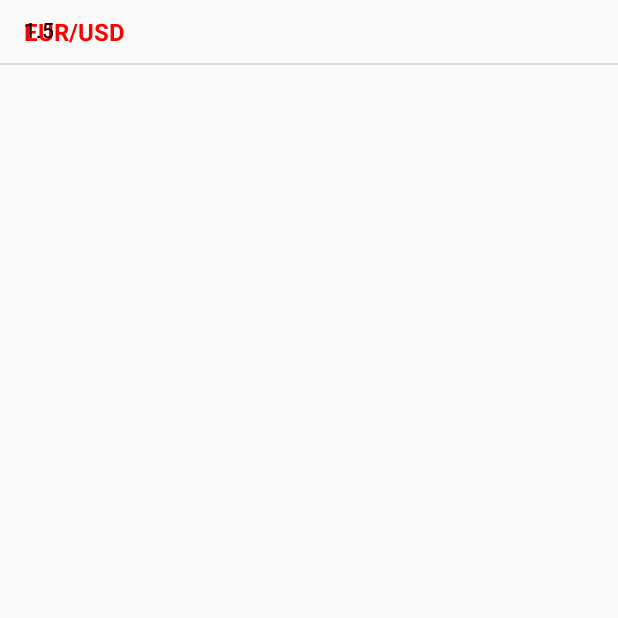
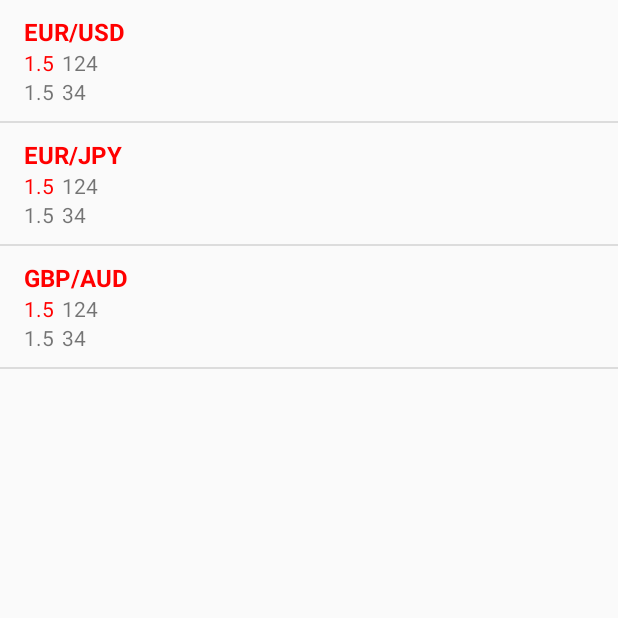
Before and after one commit to Flavio501/QuoteNote3, an Android app: the Main2Activity screen opened directly, with no data from a screen before it, on a phone screen of 412 x 824 dp, the top half of it. Run offline under Robolectric (Android 15) with nearby library versions, the phone set to English and light mode, and no system bars.

Commit message:
Corrigiendo al pinche chancho (otra vez)

```diff
--- a/app/src/main/java/com/example/stark/ommbc/Main2Activity.java
+++ b/app/src/main/java/com/example/stark/ommbc/Main2Activity.java
@@ -23,6 +23,8 @@ public class Main2Activity extends AppCompatActivity {
     private List<Quote> quoteList = new ArrayList<>();
     private RecyclerView recyclerview;
     private QuoteAdapter qAdapter;
+    private Quote q;
+    private BigDecimal bd;
 
     @Override
     protected void onCreate(Bundle savedInstanceState) {
@@ -40,7 +42,11 @@ public class Main2Activity extends AppCompatActivity {
         recyclerview.addItemDecoration(new DividerItemDecoration(this, LinearLayoutManager.VERTICAL));
         recyclerview.setAdapter(qAdapter);
 
+        try{
         prepareQuoteData();
+        }catch (Exception e){
+            e.printStackTrace();
+        }
         /*recyclerview.addOnItemTouchListener(new RecyclerTouchListener(getApplicationContext(), recyclerview, new RecyclerTouchListener.ClickListener(){
             @Override
             public void onClick(View view, int position){
@@ -52,16 +58,29 @@ public class Main2Activity extends AppCompatActivity {
         */
     }
 
-    private void prepareQuoteData(){
-        BigDecimal bd = new BigDecimal("1.5");
+    private Quote genQuote(String name){
+        bd = new BigDecimal("1.5");
+        Quote qNew = new Quote(name, 123213,bd, 124,bd,34 ,bd,bd,bd );
+        return qNew;
+    }
 
+    private void prepareQuoteData() throws Exception{
 
-        // Aqui se craqshea, tal vez por los parsings, checa como agregar un quote a la lista
-        Quote q = new Quote("EUR/USD", 123213,bd, 124,bd,34 ,bd,bd,bd );
-        quoteList.add(q);
+        // Aqui se crashea, tal vez por los parsings, checa como agregar un quote a la lista
+        try{
+            //bd = new BigDecimal("1.5");
+            //q = new Quote("EUR/USD", 123213,bd, 124,bd,34 ,bd,bd,bd );
+            //quoteList.add(q);
+            //q = genQuote();
+            quoteList.add(genQuote("EUR/USD"));
+            quoteList.add(genQuote("EUR/JPY"));
+            quoteList.add(genQuote("GBP/AUD"));
 
-
-
+            //quoteList.add(q);
+            qAdapter.notifyDataSetChanged();
+        }catch (Exception e){
+            e.printStackTrace();
+        }
             //Quote qu = new Quote(
               //      "EUR/USD",
                 //    Long.parseLong("1234124123"),
@@ -85,7 +104,5 @@ public class Main2Activity extends AppCompatActivity {
                 new BigDecimal("200"),
                 new BigDecimal("200")));
                 */
-
-        qAdapter.notifyDataSetChanged();
     }
 }
--- a/app/src/main/java/com/example/stark/ommbc/QuoteAdapter.java
+++ b/app/src/main/java/com/example/stark/ommbc/QuoteAdapter.java
@@ -21,9 +21,9 @@ public class QuoteAdapter extends RecyclerView.Adapter<QuoteAdapter.MyViewHolder
             bidPoints = (TextView) view.findViewById(R.id.bidPoints);
             offerBig = (TextView) view.findViewById(R.id.offerBig);
             offerPoints = (TextView) view.findViewById(R.id.offerPoints);
-            High = (TextView) view.findViewById(R.id.High);
-            Low = (TextView) view.findViewById(R.id.Low);
-            Open = (TextView) view.findViewById(R.id.Open);
+            //High = (TextView) view.findViewById(R.id.High);
+            //Low = (TextView) view.findViewById(R.id.Low);
+            //Open = (TextView) view.findViewById(R.id.Open);
             }
         }
         public QuoteAdapter(List<Quote> quoteList){
@@ -42,12 +42,12 @@ public class QuoteAdapter extends RecyclerView.Adapter<QuoteAdapter.MyViewHolder
             holder.Name.setText(q.getName());
             //holder.timestamp.setText(q.getTimestamp());
             holder.bidBig.setText(q.getBidBig().toString());
-            holder.bidPoints.setText(q.getBidPoints());
+            holder.bidPoints.setText(String.valueOf(q.getBidPoints()));
             holder.offerBig.setText(q.getOfferBig().toString());
-            holder.offerPoints.setText(q.getOfferPoints());
-            holder.High.setText(q.getHigh().toString());
-            holder.Low.setText(q.getLow().toString());
-            holder.Open.setText(q.getOpen().toString());
+            holder.offerPoints.setText(String.valueOf(q.getOfferPoints()));
+            //holder.High.setText(q.getHigh().toString());
+            //holder.Low.setText(q.getLow().toString());
+            //holder.Open.setText(q.getOpen().toString());
         }
         @Override
         public int getItemCount() {
--- a/app/src/main/res/layout/quote_list.xml
+++ b/app/src/main/res/layout/quote_list.xml
@@ -21,54 +21,59 @@
         android:textSize="16sp"
         android:textStyle="bold" />
 
-    <!--TimeStamp-->
-    <!--TextView
-        android:id="@+id/timestamp"
-        android:layout_width="match_parent"
-        android:layout_height="wrap_content"
-        android:layout_below="@id/Name" />-->
-
     <!--bidBig-->
     <TextView
         android:id="@+id/bidBig"
-        android:layout_width="match_parent"
+        android:layout_width="25dp"
         android:layout_height="wrap_content"
-        android:textColor="@color/title"/>
+        android:textColor="@color/title"
+        android:layout_below="@id/Name"/>
 
     <!--bidPoints-->
     <TextView
         android:id="@+id/bidPoints"
-        android:layout_width="match_parent"
-        android:layout_height="wrap_content" />
+        android:layout_width="25dp"
+        android:layout_height="wrap_content"
+        android:layout_below="@id/Name"
+        android:layout_toRightOf="@id/bidBig"/>
 
     <!--offerBig-->
     <TextView
         android:id="@+id/offerBig"
-        android:layout_width="match_parent"
-        android:layout_height="wrap_content" />
+        android:layout_width="25dp"
+        android:layout_height="wrap_content"
+        android:layout_below="@id/bidBig" />
 
     <!--offerPoints-->
     <TextView
         android:id="@+id/offerPoints"
-        android:layout_width="match_parent"
-        android:layout_height="wrap_content" />
+        android:layout_width="25dp"
+        android:layout_height="wrap_content"
+        android:layout_below="@id/bidBig"
+        android:layout_toRightOf="@id/offerBig"/>
 
     <!--High-->
+    <!--
     <TextView
         android:id="@+id/High"
         android:layout_width="match_parent"
         android:layout_height="wrap_content" />
+        -->
 
     <!--Low-->
+    <!--
     <TextView
         android:id="@+id/Low"
         android:layout_width="match_parent"
         android:layout_height="wrap_content" />
+        -->
 
     <!--Open-->
+    <!--
     <TextView
         android:id="@+id/Open"
         android:layout_width="match_parent"
         android:layout_height="wrap_content" />
+        -->
 
 </RelativeLayout>
```
